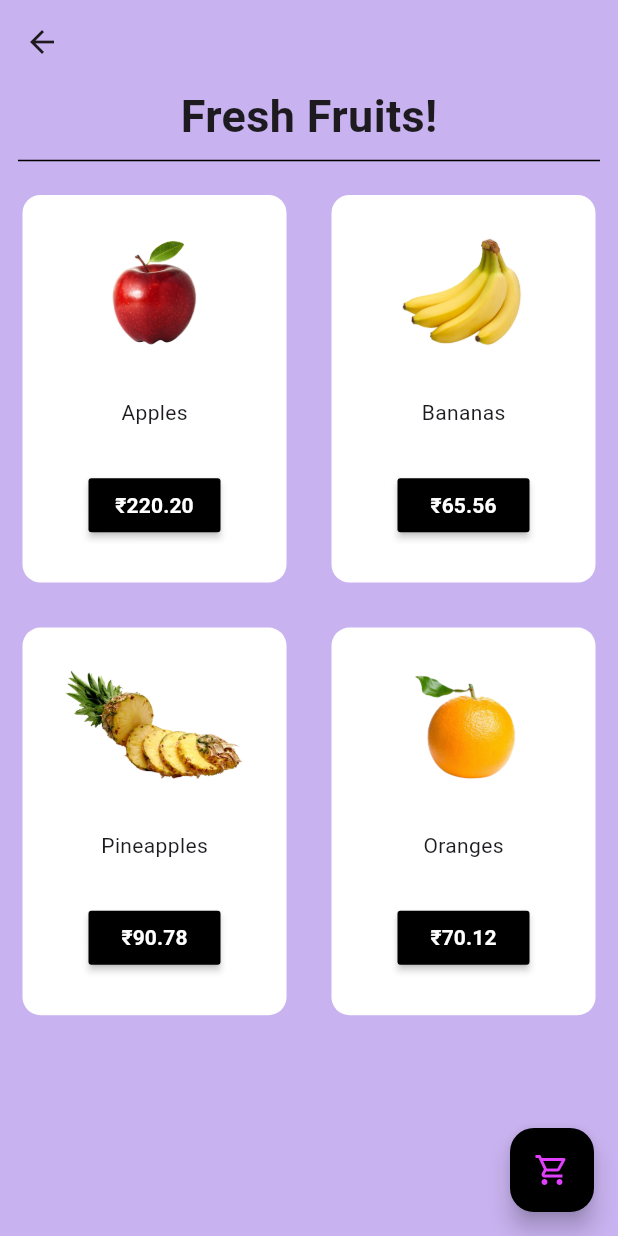
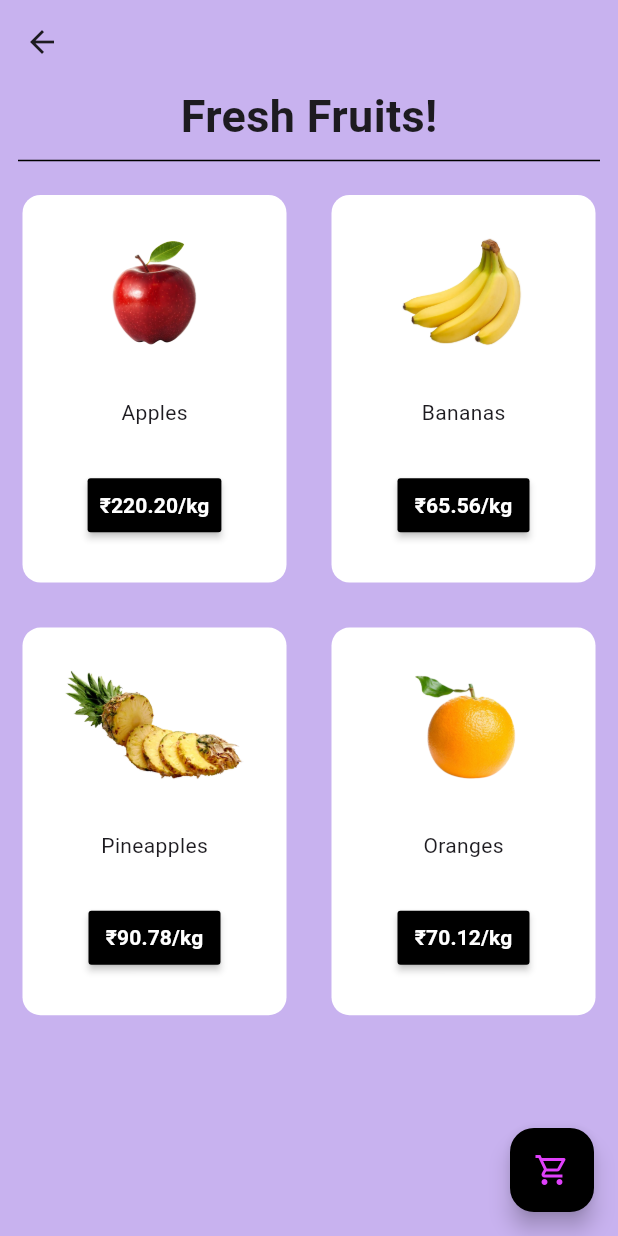
Before and after one commit to mayankKushwaha13/Beginner, a Flutter app: the HomePage screen opened directly, after a tap on "Next Page", on a phone screen of 412 x 824 dp. Run offline on Flutter 3.47's test engine with Material 3 defaults, Android fonts, the phone set to English and light mode, and no system bars.

Commit message:
Final Commit

```diff
--- a/flutter_application_1/lib/components/fruit_Item_Tile.dart
+++ b/flutter_application_1/lib/components/fruit_Item_Tile.dart
@@ -39,7 +39,7 @@ class FruitItemTile extends StatelessWidget {
             onPressed: onPressed,
             padding: const EdgeInsets.all(8),
             color: Colors.black,
-            child: Text('₹$fruitPrice',
+            child: Text('₹$fruitPrice/kg',
             style: const TextStyle(
               color: Colors.white,
               fontWeight: FontWeight.bold,
--- a/flutter_application_1/lib/components/vegetable_Item_Tile.dart
+++ b/flutter_application_1/lib/components/vegetable_Item_Tile.dart
@@ -41,7 +41,7 @@ class VegetableItemTile extends StatelessWidget {
             onPressed: onPressed,
             padding: const EdgeInsets.all(8),
             color: Colors.black,
-            child: Text('₹$itemPrice',
+            child: Text('₹$itemPrice/kg',
             style: const TextStyle(
               color: Colors.white,
               fontWeight: FontWeight.bold,
```
